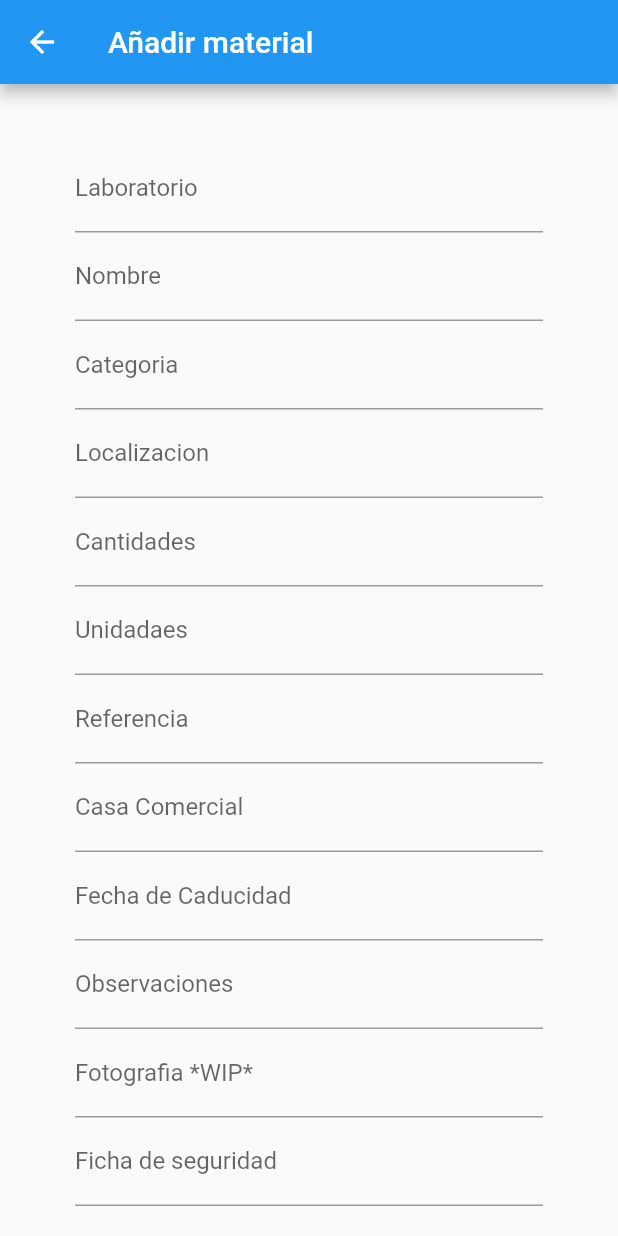
After one commit to Setter97/ProjectFlutter, a Flutter app: the AddMaterial screen opened by its route, on a phone screen of 412 x 824 dp. The commit adds this screen. Run offline on Flutter 3.47's test engine with Material 2 defaults, Android fonts, the light colour scheme and no system bars; our stand-ins replace cloud_firestore, firebase_auth, google_sign_in; accounts and stored records are empty.

Commit message:
Preparando para poder editar Reactivos, formulario Materiales añadido

```diff
--- a/test_db/lib/firebaseDB/firebaseConnectDB.dart
+++ b/test_db/lib/firebaseDB/firebaseConnectDB.dart
@@ -25,7 +25,7 @@ class FirebaseConnectDB {
       var date = new DateTime.now().toString().split(".")[0];
       //Creación del ítem en la base de datos
       await databaseReference
-          .collection("labs")
+          .collection("labsTest")
           .document("$laboratorio")
           .collection("Reactivos")
           .document("$nombre")
@@ -73,29 +73,61 @@ class FirebaseConnectDB {
   void createMaterial(
       String laboratorio,
       String nombre,
-      String tipo,
+      String categoria,
       String localizacion,
-      String cantidad,
+      String unidades,
+      String cantidades,
       String referencia,
+      String casaCom,
+      String fechaCad,
       String observaciones,
-      String foto,
-      String fechaCompra) async {
+      String fotografia,
+      String fichaSeg) async {
     if (obj != null) {
-      //Creacion del material en la base de datos
+      var info = obj.split(";");
+      var date = new DateTime.now().toString().split(".")[0];
+      //Creación del material en la base de datos
       await databaseReference
-          .collection("labs")
+          .collection("labsTest")
           .document("$laboratorio")
-          .collection("Material")
+          .collection("Reactivos")
           .document("$nombre")
           .setData({
-        'title': '$nombre',
-        'tipo': '$tipo',
+        'nombre': '$nombre',
+        'categoria': '$categoria',
         'localizacion': '$localizacion',
+        'unidades': '$unidades',
+        'cantidades': '$cantidades',
+        'referencia': '$referencia',
+        'casa comercial': '$casaCom',
+        'fecha de caducidad': '$fechaCad',
         'observaciones': '$observaciones',
+        'fotografia': '$fotografia',
+        'ficha de seguridad': '$fichaSeg',
+        'lab': '$laboratorio'
+      });
+
+      //Log
+      await databaseReference
+          .collection("log")
+          .document(info[1])
+          .collection("Añadido")
+          .document('$date $laboratorio $nombre')
+          .setData({
+        'Laboratorio': '$laboratorio',
+        'Reactivo': '$nombre',
+        'Fecha de creación': '$date',
+        'nombre': '$nombre',
+        'categoria': '$categoria',
+        'localizacion': '$localizacion',
+        'unidades': '$unidades',
+        'cantidades': '$cantidades',
         'referencia': '$referencia',
-        'cantidad': '$cantidad',
-        'foto': '$foto',
-        'fechaCompra': '$fechaCompra'
+        'casa comercial': '$casaCom',
+        'fecha de caducidad': '$fechaCad',
+        'observaciones': '$observaciones',
+        'fotografia': '$fotografia',
+        'ficha de seguridad': '$fichaSeg',
       });
     }
   }
@@ -106,7 +138,7 @@ class FirebaseConnectDB {
       var info = obj.split(";");
       //Creacion en la base de datos
       await databaseReference
-          .collection("labs")
+          .collection("labsTest")
           .document("$laboratorio")
           .setData({
         'nombreLab': '$laboratorio',
@@ -128,14 +160,14 @@ class FirebaseConnectDB {
   //Lista los laboratorios de la basde de datos
   Future llistaLabs() async {
     QuerySnapshot qn =
-        await databaseReference.collection('labs').getDocuments();
+        await databaseReference.collection('labsTest').getDocuments();
     return qn.documents;
   }
 
   //Lista los ítems del laboratorio pasado por parámetro
   Future llistaItems(nomLab) async {
     QuerySnapshot qn = await databaseReference
-        .collection('labs')
+        .collection('labsTest')
         .document('$nomLab')
         .collection('Reactivos')
         .getDocuments();
@@ -145,7 +177,7 @@ class FirebaseConnectDB {
 //Lista de materiales laboratorio pasado por parámetro
   Future llistaMateriales(nomLab) async {
     QuerySnapshot qn = await databaseReference
-        .collection('labs')
+        .collection('labsTest')
         .document('$nomLab')
         .collection('Materiales')
         .getDocuments();
@@ -160,7 +192,7 @@ class FirebaseConnectDB {
       //Borra ítem o material
       var info = obj.split(";");
       await databaseReference
-          .collection('labs')
+          .collection('labsTest')
           .document('$nomLab')
           .collection('$lugar')
           .document(thisDoc)
@@ -184,7 +216,7 @@ class FirebaseConnectDB {
     if (obj != null) {
       var info = obj.split(";");
       //Borra de la base de datos
-      await databaseReference.collection('labs').document('$nomLab').delete();
+      await databaseReference.collection('labsTest').document('$nomLab').delete();
 
       //Log
       await databaseReference
--- /dev/null
+++ b/test_db/lib/screens/AddMaterial.dart
@@ -0,0 +1,178 @@
+import 'package:flutter/material.dart';
+import '../firebaseDB/firebaseConnectDB.dart';
+import 'package:flutter/services.dart';
+
+class AddMaterial extends StatelessWidget {
+  static const routeName = '/addMaterial';
+  @override
+  Widget build(BuildContext context) {
+    var laboratorio = "";
+    var nombre = "";
+    var categoria = "";
+    var localizacion = "";
+    var unidades = "0";
+    var cantidades = "";
+    var referencia = "";
+    var casaCom = "";
+    var fechaCad = "";
+    var observaciones = "";
+    var fotografia = "";
+    var fichaSeg = "";
+    //FirebaseConnectDB fireDB = new FirebaseConnectDB();
+    return Scaffold(
+        appBar: AppBar(
+          title: Text("Añadir material"),
+        ),
+        body: Container(
+          padding: EdgeInsets.symmetric(vertical: 20.0, horizontal: 50.0),
+          child: ListView(
+            shrinkWrap:true,
+            children:<Widget> [
+              Form(
+            child: Column(
+              children: <Widget>[
+                SizedBox(
+                  height: 20.0,
+                ),
+                TextFormField(
+                  decoration: InputDecoration(
+                    labelText: 'Laboratorio',
+                  ),
+                  textCapitalization: TextCapitalization.sentences,
+                  onChanged: (val) {
+                    laboratorio = val;
+                  },
+                ),
+                TextFormField(
+                  decoration: InputDecoration(
+                    labelText: 'Nombre',
+                  ),
+                  textCapitalization: TextCapitalization.sentences,
+                  onChanged: (val) {
+                    nombre = val;
+                  },
+                ),
+                TextFormField(
+                  decoration: InputDecoration(
+                    labelText: 'Categoria',
+                  ),
+                  onChanged: (val) {
+                    categoria = val;
+                  },
+                ),
+                TextFormField(
+                  decoration: InputDecoration(
+                    labelText: 'Localizacion',
+                  ),
+                  textCapitalization: TextCapitalization.sentences,
+                  onChanged: (val) {
+                    localizacion = val;
+                  },
+                ),
+                TextFormField(
+                  decoration: InputDecoration(
+                    labelText: 'Cantidades',
+                  ),
+
+                  keyboardType: TextInputType.number,
+                  inputFormatters: <TextInputFormatter>[
+                    WhitelistingTextInputFormatter.digitsOnly
+                  ],
+                  onChanged: (val) {
+                    cantidades = val;
+                  },
+                ),
+                TextFormField(
+                  decoration: InputDecoration(
+                    labelText: 'Unidadaes',
+                  ),
+                  onChanged: (val) {
+                    unidades = val;
+                  },
+                ),
+                TextFormField(
+                  decoration: InputDecoration(
+                    labelText: 'Referencia',
+                  ),
+                  onChanged: (val) {
+                    referencia = val;
+                  },
+                ),
+                TextFormField(
+                  decoration: InputDecoration(
+                    labelText: 'Casa Comercial',
+                  ),
+                  textCapitalization: TextCapitalization.sentences,
+                  onChanged: (val) {
+                    casaCom = val;
+                  },
+                ),
+                TextFormField(
+                  decoration: InputDecoration(
+                    labelText: 'Fecha de Caducidad',
+                    hintText: "dd-mm-yyyy",
+                  ),
+                  keyboardType: TextInputType.number,
+                  onChanged: (val) {
+                    fechaCad = val;
+                  },
+                ),
+                TextFormField(
+                  decoration: InputDecoration(
+                    labelText: 'Observaciones',
+                  ),
+                  textCapitalization: TextCapitalization.sentences,
+                  onChanged: (val) {
+                    observaciones = val;
+                  },
+                ),
+                TextFormField(
+                  decoration: InputDecoration(
+                    labelText: 'Fotografia *WIP*',
+                  ),
+                  onChanged: (val) {
+                    fotografia = val;
+                  },
+                ),
+                TextFormField(
+                  decoration: InputDecoration(
+                    labelText: 'Ficha de seguridad',
+                  ),
+                  textCapitalization: TextCapitalization.sentences,
+                  onChanged: (val) {
+                    fichaSeg = val;
+                  },
+                ),
+                SizedBox(height: 20.0),
+                RaisedButton(
+                  color: Colors.pink,
+                  child: Text(
+                    'Introducir ítem',
+                    style: TextStyle(color: Colors.white),
+                  ),
+                  onPressed: () async {
+                    FirebaseConnectDB().createMaterial(
+                        laboratorio,
+                        nombre,
+                        categoria,
+                        localizacion,
+                        unidades,
+                        cantidades,
+                        referencia,
+                        casaCom,
+                        fechaCad,
+                        observaciones,
+                        fotografia,
+                        fichaSeg);
+
+                        //Navigator.pop(context);
+                  },
+                ),
+              ],
+            ),
+          ),
+            ],
+          )
+        ));
+  }
+}
--- /dev/null
+++ b/test_db/lib/screens/EditItem.dart
@@ -0,0 +1,180 @@
+import 'package:flutter/material.dart';
+import '../firebaseDB/firebaseConnectDB.dart';
+import 'package:flutter/services.dart';
+
+class EditItem extends StatelessWidget {
+  static const routeName = '/editItem';
+  EditItem(laboratorio,nombre,categoria,localizacion,unidades,cantidades,referencia,casaCom,fechaCad,observaciones,fotografia,fichaSeg);
+  var laboratorio = "";
+    var nombre = "";
+    var categoria = "";
+    var localizacion = "";
+    var unidades = "0";
+    var cantidades = "";
+    var referencia = "";
+    var casaCom = "";
+    var fechaCad = "";
+    var observaciones = "";
+    var fotografia = "";
+    var fichaSeg = "";
+  @override
+  Widget build(BuildContext context) {
+
+    //FirebaseConnectDB fireDB = new FirebaseConnectDB();
+    return Scaffold(
+        appBar: AppBar(
+          title: Text("Añadir item"),
+        ),
+        body: Container(
+          padding: EdgeInsets.symmetric(vertical: 20.0, horizontal: 50.0),
+          child: ListView(
+            shrinkWrap:true,
+            children:<Widget> [
+              Form(
+            child: Column(
+              children: <Widget>[
+                SizedBox(
+                  height: 20.0,
+                ),
+                TextFormField(
+                  decoration: InputDecoration(
+                    labelText: 'Laboratorio',
+                  ),
+                  textCapitalization: TextCapitalization.sentences,
+                  onChanged: (val) {
+                    laboratorio = val;
+                  },
+                ),
+                TextFormField(
+                  decoration: InputDecoration(
+                    labelText: 'Nombre',
+                  ),
+                  textCapitalization: TextCapitalization.sentences,
+                  onChanged: (val) {
+                    nombre = val;
+                  },
+                ),
+                TextFormField(
+                  decoration: InputDecoration(
+                    labelText: 'Categoria',
+                  ),
+                  onChanged: (val) {
+                    categoria = val;
+                  },
+                ),
+                TextFormField(
+                  decoration: InputDecoration(
+                    labelText: 'Localizacion',
+                  ),
+                  textCapitalization: TextCapitalization.sentences,
+                  onChanged: (val) {
+                    localizacion = val;
+                  },
+                ),
+                TextFormField(
+                  decoration: InputDecoration(
+                    labelText: 'Cantidades',
+                  ),
+
+                  keyboardType: TextInputType.number,
+                  inputFormatters: <TextInputFormatter>[
+                    WhitelistingTextInputFormatter.digitsOnly
+                  ],
+                  onChanged: (val) {
+                    cantidades = val;
+                  },
+                ),
+                TextFormField(
+                  decoration: InputDecoration(
+                    labelText: 'Unidadaes',
+                  ),
+                  onChanged: (val) {
+                    unidades = val;
+                  },
+                ),
+                TextFormField(
+                  decoration: InputDecoration(
+                    labelText: 'Referencia',
+                  ),
+                  onChanged: (val) {
+                    referencia = val;
+                  },
+                ),
+                TextFormField(
+                  decoration: InputDecoration(
+                    labelText: 'Casa Comercial',
+                  ),
+                  textCapitalization: TextCapitalization.sentences,
+                  onChanged: (val) {
+                    casaCom = val;
+                  },
+                ),
+                TextFormField(
+                  decoration: InputDecoration(
+                    labelText: 'Fecha de Caducidad',
+                    hintText: "dd-mm-yyyy",
+                  ),
+                  keyboardType: TextInputType.number,
+                  onChanged: (val) {
+                    fechaCad = val;
+                  },
+                ),
+                TextFormField(
+                  decoration: InputDecoration(
+                    labelText: 'Observaciones',
+                  ),
+                  textCapitalization: TextCapitalization.sentences,
+                  onChanged: (val) {
+                    observaciones = val;
+                  },
+                ),
+                TextFormField(
+                  decoration: InputDecoration(
+                    labelText: 'Fotografia *WIP*',
+                  ),
+                  onChanged: (val) {
+                    fotografia = val;
+                  },
+                ),
+                TextFormField(
+                  decoration: InputDecoration(
+                    labelText: 'Ficha de seguridad',
+                  ),
+                  textCapitalization: TextCapitalization.sentences,
+                  onChanged: (val) {
+                    fichaSeg = val;
+                  },
+                ),
+                SizedBox(height: 20.0),
+                RaisedButton(
+                  color: Colors.pink,
+                  child: Text(
+                    'Introducir ítem',
+                    style: TextStyle(color: Colors.white),
+                  ),
+                  onPressed: () async {
+                    FirebaseConnectDB().createItem(
+                        laboratorio,
+                        nombre,
+                        categoria,
+                        localizacion,
+                        unidades,
+                        cantidades,
+                        referencia,
+                        casaCom,
+                        fechaCad,
+                        observaciones,
+                        fotografia,
+                        fichaSeg);
+
+                        //Navigator.pop(context);
+                  },
+                ),
+              ],
+            ),
+          ),
+            ],
+          )
+        ));
+  }
+}
```
Also changed, not shown: test_db/lib/main.dart (+8 -0 lines), test_db/lib/screens/ShowItemDetails.dart (+9 -1 lines).
